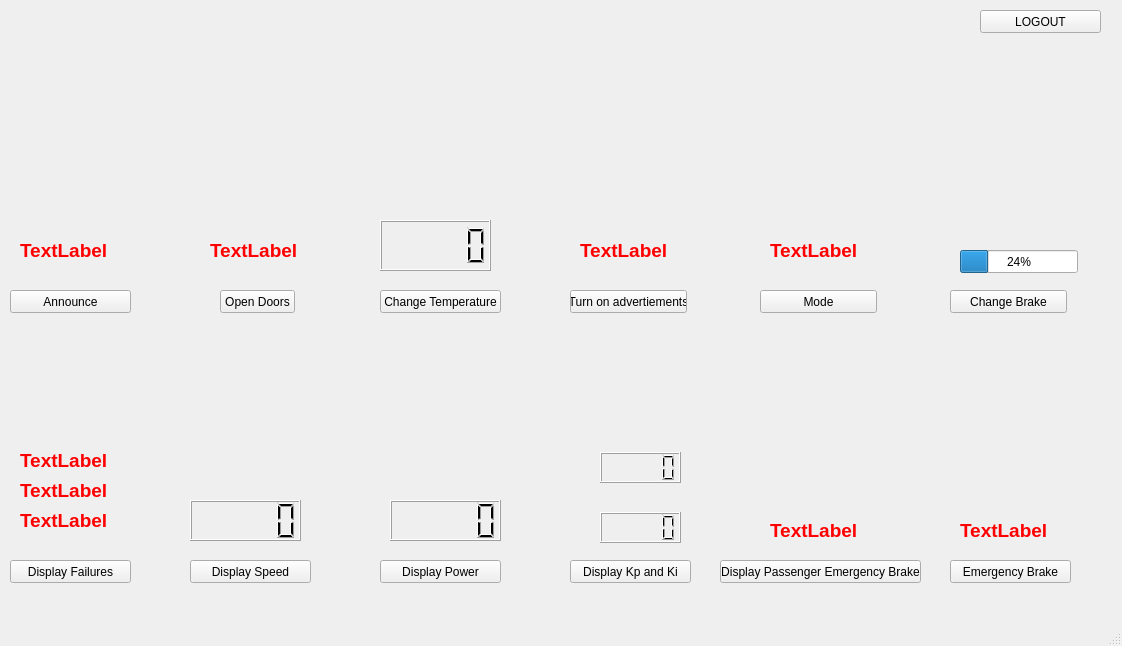
Above: src/UI/HWTrainController/HW_Train_Controller.ui from aet37/ECE1140-Project before the change. Below: the same form after it.
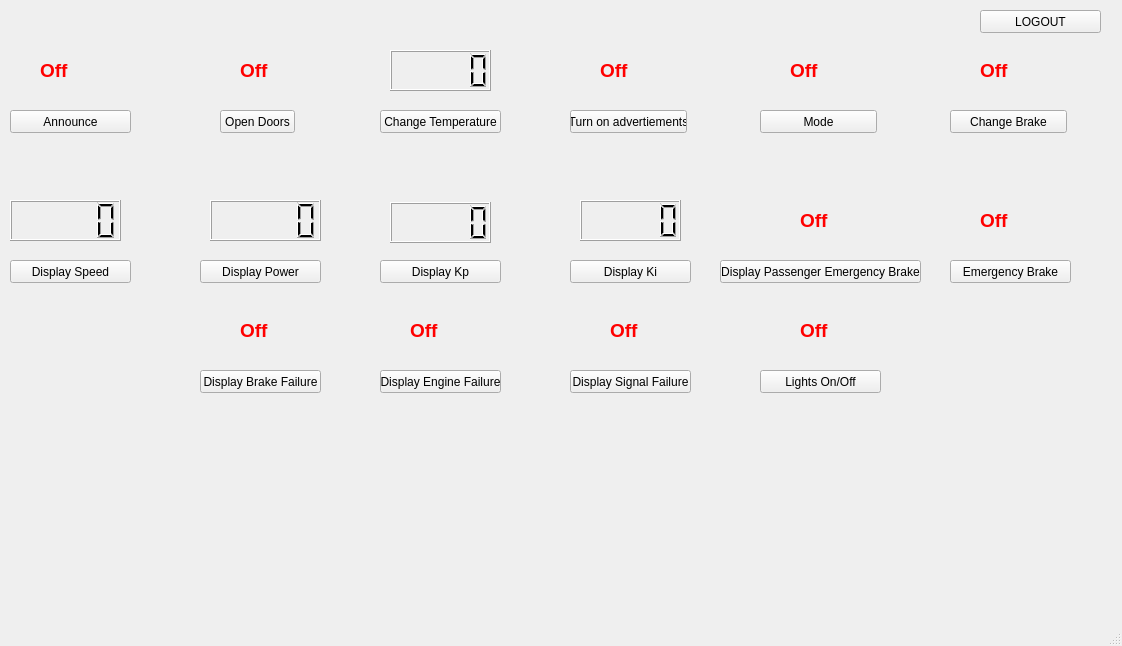
That is the form after the change.

Patch:
```diff
--- a/src/UI/HWTrainController/HW_Train_Controller.ui
+++ b/src/UI/HWTrainController/HW_Train_Controller.ui
@@ -18,7 +18,7 @@
     <property name="geometry">
      <rect>
       <x>220</x>
-      <y>290</y>
+      <y>110</y>
       <width>75</width>
       <height>23</height>
      </rect>
@@ -31,7 +31,7 @@
     <property name="geometry">
      <rect>
       <x>380</x>
-      <y>290</y>
+      <y>110</y>
       <width>121</width>
       <height>23</height>
      </rect>
@@ -44,7 +44,7 @@
     <property name="geometry">
      <rect>
       <x>570</x>
-      <y>290</y>
+      <y>110</y>
       <width>117</width>
       <height>23</height>
      </rect>
@@ -60,7 +60,7 @@
     <property name="geometry">
      <rect>
       <x>10</x>
-      <y>290</y>
+      <y>110</y>
       <width>121</width>
       <height>23</height>
      </rect>
@@ -73,7 +73,7 @@
     <property name="geometry">
      <rect>
       <x>760</x>
-      <y>290</y>
+      <y>110</y>
       <width>117</width>
       <height>23</height>
      </rect>
@@ -89,7 +89,7 @@
     <property name="geometry">
      <rect>
       <x>950</x>
-      <y>290</y>
+      <y>110</y>
       <width>117</width>
       <height>23</height>
      </rect>
@@ -104,21 +104,21 @@
    <widget class="QPushButton" name="FailureButton">
     <property name="geometry">
      <rect>
-      <x>10</x>
-      <y>560</y>
+      <x>200</x>
+      <y>370</y>
       <width>121</width>
       <height>23</height>
      </rect>
     </property>
     <property name="text">
-     <string>Display Failures</string>
+     <string>Display Brake Failure</string>
     </property>
    </widget>
    <widget class="QPushButton" name="SpeedButton">
     <property name="geometry">
      <rect>
-      <x>190</x>
-      <y>560</y>
+      <x>10</x>
+      <y>260</y>
       <width>121</width>
       <height>23</height>
      </rect>
@@ -130,8 +130,8 @@
    <widget class="QPushButton" name="PowerButton">
     <property name="geometry">
      <rect>
-      <x>380</x>
-      <y>560</y>
+      <x>200</x>
+      <y>260</y>
       <width>121</width>
       <height>23</height>
      </rect>
@@ -143,21 +143,21 @@
    <widget class="QPushButton" name="KpKiButton">
     <property name="geometry">
      <rect>
-      <x>570</x>
-      <y>560</y>
+      <x>380</x>
+      <y>260</y>
       <width>121</width>
       <height>23</height>
      </rect>
     </property>
     <property name="text">
-     <string>Display Kp and Ki</string>
+     <string>Display Kp</string>
     </property>
    </widget>
    <widget class="QPushButton" name="PEBrakebutton">
     <property name="geometry">
      <rect>
       <x>720</x>
-      <y>560</y>
+      <y>260</y>
       <width>201</width>
       <height>23</height>
      </rect>
@@ -170,7 +170,7 @@
     <property name="geometry">
      <rect>
       <x>950</x>
-      <y>560</y>
+      <y>260</y>
       <width>121</width>
       <height>23</height>
      </rect>
@@ -195,8 +195,8 @@
    <widget class="QLabel" name="DoorLabel">
     <property name="geometry">
      <rect>
-      <x>210</x>
-      <y>240</y>
+      <x>240</x>
+      <y>60</y>
       <width>101</width>
       <height>21</height>
      </rect>
@@ -212,14 +212,14 @@
      <string notr="true">color: rgb(255, 0, 0);</string>
     </property>
     <property name="text">
-     <string>TextLabel</string>
+     <string>Off</string>
     </property>
    </widget>
    <widget class="QLabel" name="AdsLabel">
     <property name="geometry">
      <rect>
-      <x>580</x>
-      <y>240</y>
+      <x>600</x>
+      <y>60</y>
       <width>101</width>
       <height>21</height>
      </rect>
@@ -235,24 +235,24 @@
      <string notr="true">color: rgb(255, 0, 0);</string>
     </property>
     <property name="text">
-     <string>TextLabel</string>
+     <string>Off</string>
     </property>
    </widget>
    <widget class="QLCDNumber" name="TempLCD">
     <property name="geometry">
      <rect>
-      <x>380</x>
-      <y>220</y>
-      <width>111</width>
-      <height>51</height>
+      <x>390</x>
+      <y>50</y>
+      <width>101</width>
+      <height>41</height>
      </rect>
     </property>
    </widget>
    <widget class="QLCDNumber" name="SpeedLCD">
     <property name="geometry">
      <rect>
-      <x>190</x>
-      <y>500</y>
+      <x>10</x>
+      <y>200</y>
       <width>111</width>
       <height>41</height>
      </rect>
@@ -261,28 +261,28 @@
    <widget class="QLCDNumber" name="KpLCD">
     <property name="geometry">
      <rect>
-      <x>600</x>
-      <y>452</y>
-      <width>81</width>
-      <height>31</height>
+      <x>580</x>
+      <y>200</y>
+      <width>101</width>
+      <height>41</height>
      </rect>
     </property>
    </widget>
    <widget class="QLCDNumber" name="KiLCD">
     <property name="geometry">
      <rect>
-      <x>600</x>
-      <y>512</y>
-      <width>81</width>
-      <height>31</height>
+      <x>390</x>
+      <y>202</y>
+      <width>101</width>
+      <height>41</height>
      </rect>
     </property>
    </widget>
    <widget class="QLabel" name="AnnounceLabel">
     <property name="geometry">
      <rect>
-      <x>20</x>
-      <y>240</y>
+      <x>40</x>
+      <y>60</y>
       <width>101</width>
       <height>21</height>
      </rect>
@@ -298,14 +298,14 @@
      <string notr="true">color: rgb(255, 0, 0);</string>
     </property>
     <property name="text">
-     <string>TextLabel</string>
+     <string>Off</string>
     </property>
    </widget>
    <widget class="QLabel" name="SignalFailure">
     <property name="geometry">
      <rect>
-      <x>20</x>
-      <y>510</y>
+      <x>610</x>
+      <y>320</y>
       <width>101</width>
       <height>21</height>
      </rect>
@@ -321,14 +321,14 @@
      <string notr="true">color: rgb(255, 0, 0);</string>
     </property>
     <property name="text">
-     <string>TextLabel</string>
+     <string>Off</string>
     </property>
    </widget>
    <widget class="QLabel" name="EngineFailure">
     <property name="geometry">
      <rect>
-      <x>20</x>
-      <y>480</y>
+      <x>410</x>
+      <y>320</y>
       <width>101</width>
       <height>21</height>
      </rect>
@@ -344,14 +344,14 @@
      <string notr="true">color: rgb(255, 0, 0);</string>
     </property>
     <property name="text">
-     <string>TextLabel</string>
+     <string>Off</string>
     </property>
    </widget>
    <widget class="QLabel" name="BrakeFailure">
     <property name="geometry">
      <rect>
-      <x>20</x>
-      <y>450</y>
+      <x>240</x>
+      <y>320</y>
       <width>101</width>
       <height>21</height>
      </rect>
@@ -367,15 +367,15 @@
      <string notr="true">color: rgb(255, 0, 0);</string>
     </property>
     <property name="text">
-     <string>TextLabel</string>
+     <string>Off</string>
     </property>
    </widget>
    <widget class="QLabel" name="EBrakeLabel">
     <property name="geometry">
      <rect>
-      <x>960</x>
-      <y>520</y>
-      <width>101</width>
+      <x>980</x>
+      <y>210</y>
+      <width>41</width>
       <height>21</height>
      </rect>
     </property>
@@ -390,14 +390,14 @@
      <string notr="true">color: rgb(255, 0, 0);</string>
     </property>
     <property name="text">
-     <string>TextLabel</string>
+     <string>Off</string>
     </property>
    </widget>
    <widget class="QLabel" name="ModeLabel">
     <property name="geometry">
      <rect>
-      <x>770</x>
-      <y>240</y>
+      <x>790</x>
+      <y>60</y>
       <width>101</width>
       <height>21</height>
      </rect>
@@ -413,15 +413,15 @@
      <string notr="true">color: rgb(255, 0, 0);</string>
     </property>
     <property name="text">
-     <string>TextLabel</string>
+     <string>Off</string>
     </property>
    </widget>
    <widget class="QLabel" name="PEBrakeLabel">
     <property name="geometry">
      <rect>
-      <x>770</x>
-      <y>520</y>
-      <width>101</width>
+      <x>800</x>
+      <y>210</y>
+      <width>41</width>
       <height>21</height>
      </rect>
     </property>
@@ -436,30 +436,115 @@
      <string notr="true">color: rgb(255, 0, 0);</string>
     </property>
     <property name="text">
-     <string>TextLabel</string>
+     <string>Off</string>
     </property>
    </widget>
    <widget class="QLCDNumber" name="PowerLCD">
     <property name="geometry">
      <rect>
-      <x>390</x>
-      <y>500</y>
+      <x>210</x>
+      <y>200</y>
       <width>111</width>
       <height>41</height>
      </rect>
     </property>
    </widget>
-   <widget class="QProgressBar" name="BrakeProgress">
+   <widget class="QPushButton" name="EngineFailButton">
     <property name="geometry">
      <rect>
-      <x>960</x>
-      <y>250</y>
-      <width>118</width>
+      <x>380</x>
+      <y>370</y>
+      <width>121</width>
       <height>23</height>
      </rect>
     </property>
-    <property name="value">
-     <number>24</number>
+    <property name="text">
+     <string>Display Engine Failure</string>
+    </property>
+   </widget>
+   <widget class="QPushButton" name="SignalFailButton">
+    <property name="geometry">
+     <rect>
+      <x>570</x>
+      <y>370</y>
+      <width>121</width>
+      <height>23</height>
+     </rect>
+    </property>
+    <property name="text">
+     <string>Display Signal Failure</string>
+    </property>
+   </widget>
+   <widget class="QPushButton" name="KiButton">
+    <property name="geometry">
+     <rect>
+      <x>570</x>
+      <y>260</y>
+      <width>121</width>
+      <height>23</height>
+     </rect>
+    </property>
+    <property name="text">
+     <string>Display Ki</string>
+    </property>
+   </widget>
+   <widget class="QPushButton" name="LightsButton">
+    <property name="geometry">
+     <rect>
+      <x>760</x>
+      <y>370</y>
+      <width>121</width>
+      <height>23</height>
+     </rect>
+    </property>
+    <property name="text">
+     <string>Lights On/Off</string>
+    </property>
+   </widget>
+   <widget class="QLabel" name="LightsLabel">
+    <property name="geometry">
+     <rect>
+      <x>800</x>
+      <y>320</y>
+      <width>101</width>
+      <height>21</height>
+     </rect>
+    </property>
+    <property name="font">
+     <font>
+      <pointsize>14</pointsize>
+      <weight>75</weight>
+      <bold>true</bold>
+     </font>
+    </property>
+    <property name="styleSheet">
+     <string notr="true">color: rgb(255, 0, 0);</string>
+    </property>
+    <property name="text">
+     <string>Off</string>
+    </property>
+   </widget>
+   <widget class="QLabel" name="BrakeLabel">
+    <property name="geometry">
+     <rect>
+      <x>980</x>
+      <y>60</y>
+      <width>101</width>
+      <height>21</height>
+     </rect>
+    </property>
+    <property name="font">
+     <font>
+      <pointsize>14</pointsize>
+      <weight>75</weight>
+      <bold>true</bold>
+     </font>
+    </property>
+    <property name="styleSheet">
+     <string notr="true">color: rgb(255, 0, 0);</string>
+    </property>
+    <property name="text">
+     <string>Off</string>
     </property>
    </widget>
   </widget>
```
Left out of the diff: 10 changed lines with no effect on the pictures.
